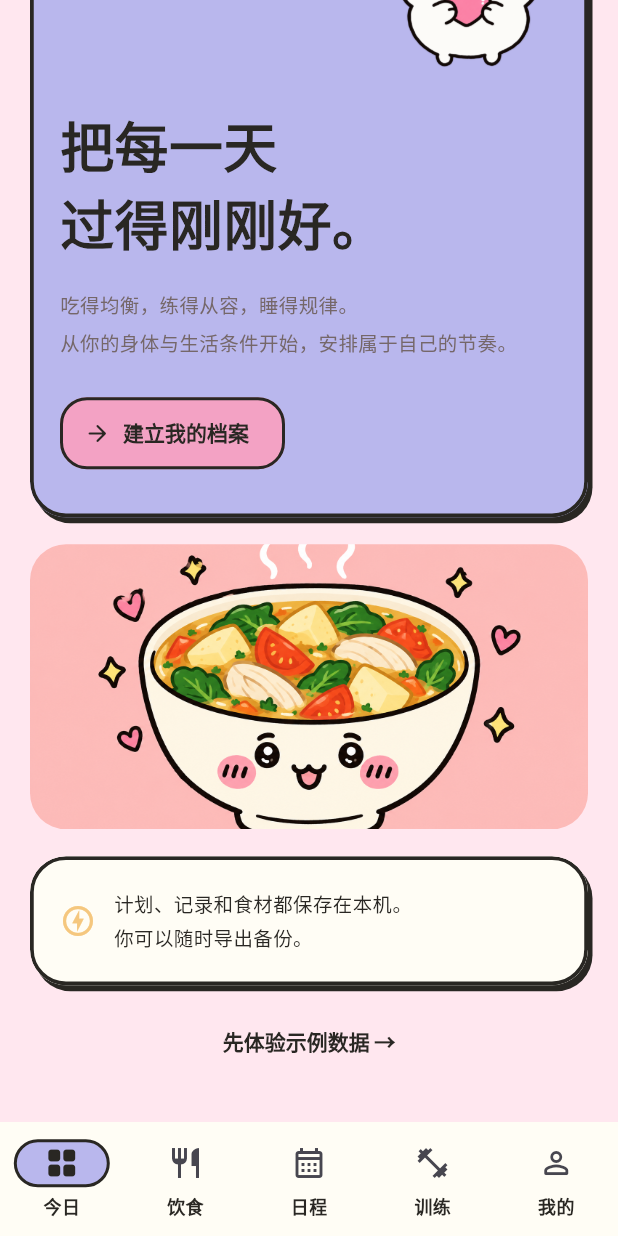
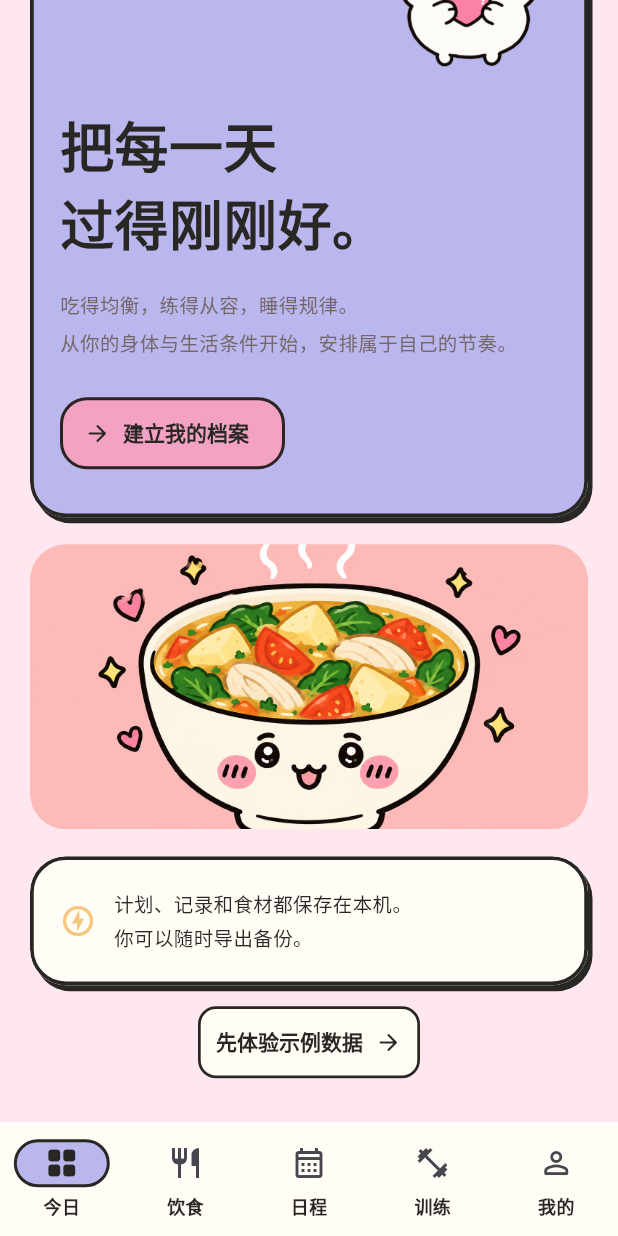
Before and after one commit to xiegaoxiao/Vitalog-app, a Flutter app: the screen it shows after launch, scrolled down 211 dp, on a phone screen of 412 x 824 dp. Run offline on Flutter 3.47's test engine with Material 3 defaults, Android fonts, the phone set to English and light mode, and no system bars; our stand-ins replace file_picker, flutter_svg, shared_preferences, sqflite, timezone; accounts and stored records are empty.

Commit message:
Unify secondary buttons and dashboard navigation actions

```diff
--- a/lib/ui/design.dart
+++ b/lib/ui/design.dart
@@ -15,6 +15,13 @@ class V {
   static const green = Color(0xFFA8D6B5);
   static const purple = Color(0xFFD5B9E8);
   static const muted = Color(0xFF756769);
+  static const buttonTextStyle = TextStyle(
+    fontFamily: 'NotoSansSC',
+    fontSize: 14,
+    fontWeight: FontWeight.w700,
+    letterSpacing: 0,
+    height: 1.35,
+  );
   static Color color(String kind) => switch (kind) {
     'meal' => orange,
     'workout' => green,
@@ -85,10 +92,8 @@ class V {
         style: FilledButton.styleFrom(
           backgroundColor: pink,
           foregroundColor: ink,
-          textStyle: const TextStyle(
-            fontFamily: 'NotoSansSC',
-            fontWeight: FontWeight.w700,
-          ),
+          textStyle: buttonTextStyle,
+          iconSize: 18,
           minimumSize: const Size(0, 48),
           shape: RoundedRectangleBorder(
             borderRadius: BorderRadius.circular(18),
@@ -100,6 +105,8 @@ class V {
         style: OutlinedButton.styleFrom(
           minimumSize: const Size(0, 46),
           foregroundColor: dark ? cream : ink,
+          textStyle: buttonTextStyle,
+          iconSize: 18,
           side: BorderSide(color: scheme.outline, width: 2),
           shape: RoundedRectangleBorder(
             borderRadius: BorderRadius.circular(14),
@@ -108,10 +115,15 @@ class V {
       ),
       textButtonTheme: TextButtonThemeData(
         style: TextButton.styleFrom(
-          foregroundColor: dark ? pink : ink,
-          textStyle: const TextStyle(
-            fontFamily: 'NotoSansSC',
-            fontWeight: FontWeight.w700,
+          backgroundColor: scheme.surface,
+          foregroundColor: dark ? cream : ink,
+          textStyle: buttonTextStyle,
+          iconSize: 18,
+          minimumSize: const Size(0, 48),
+          padding: const EdgeInsets.symmetric(horizontal: 12, vertical: 10),
+          side: BorderSide(color: scheme.outline, width: 1.8),
+          shape: RoundedRectangleBorder(
+            borderRadius: BorderRadius.circular(12),
           ),
         ),
       ),
@@ -296,22 +308,12 @@ class CardAction extends StatelessWidget {
   final VoidCallback onPressed;
 
   @override
-  Widget build(BuildContext context) => OutlinedButton(
+  Widget build(BuildContext context) => TextButton(
     onPressed: onPressed,
-    style: OutlinedButton.styleFrom(
+    style: TextButton.styleFrom(
       backgroundColor: V.cream,
       foregroundColor: V.ink,
-      minimumSize: const Size(0, 48),
-      padding: const EdgeInsets.symmetric(horizontal: 12, vertical: 10),
       side: const BorderSide(color: V.ink, width: 1.8),
-      shape: RoundedRectangleBorder(borderRadius: BorderRadius.circular(12)),
-      textStyle: const TextStyle(
-        fontFamily: 'NotoSansSC',
-        fontSize: 14,
-        fontWeight: FontWeight.w700,
-        letterSpacing: 0,
-        height: 1.35,
-      ),
     ),
     child: Row(
       mainAxisSize: MainAxisSize.min,
--- a/lib/ui/home.dart
+++ b/lib/ui/home.dart
@@ -365,9 +365,9 @@ class _HomeState extends State<Home> {
         ),
       ),
       const SizedBox(height: 14),
-      TextButton(
+      CardAction(
         onPressed: () => action(() => c.restore(demoData(DateTime.now()))),
-        child: const Text('先体验示例数据 →'),
+        label: '先体验示例数据',
       ),
     ],
   );
@@ -472,12 +472,12 @@ class _HomeState extends State<Home> {
       children: [
         SectionTitle(
           '今日节奏',
-          trailing: TextButton(
+          trailing: CardAction(
             onPressed: () => setState(() {
               tab = 2;
               selected = dayOf(DateTime.now());
             }),
-            child: const Text('完整日程 →'),
+            label: '完整日程',
           ),
         ),
         if (today.isEmpty)
@@ -506,9 +506,9 @@ class _HomeState extends State<Home> {
       children: [
         SectionTitle(
           '今天吃什么',
-          trailing: TextButton(
+          trailing: CardAction(
             onPressed: () => setState(() => tab = 1),
-            child: const Text('餐单 →'),
+            label: '餐单',
           ),
         ),
         if (meals.isEmpty)
```
